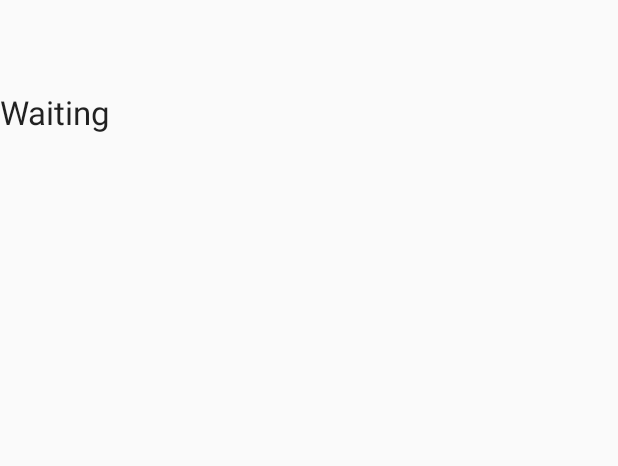
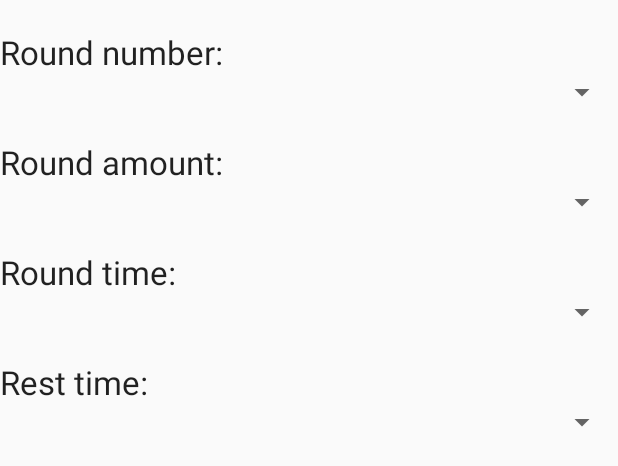
Before and after one commit to tbotalla/Multisports-Timer, an Android app: the layout ajustes.xml on its own in the app's theme, with its tools: preview values and no code run, on a phone screen of 412 x 824 dp. Shown: the top 466 px of the screen. Run offline under Robolectric (Android 15) with nearby library versions, the phone set to English and light mode, and no system bars.

Commit message:
implementacion inicial de pantalla de ajustes usando spinners

```diff
--- a/app/src/main/res/layout/ajustes.xml
+++ b/app/src/main/res/layout/ajustes.xml
@@ -4,13 +4,55 @@
     android:orientation="vertical" android:layout_width="match_parent"
     android:layout_height="match_parent">
     <TextView
-        android:id="@+id/LblInfoDisplayBox"
+        android:id="@+id/LblInfoRoundNumber"
         android:layout_width="wrap_content"
         android:layout_height="wrap_content"
         android:layout_centerHorizontal="true"
-        android:layout_marginTop="60dp"
-        android:text="@string/waiting"
-        android:layout_below="@+id/LblTimeDisplayBox"
+        android:layout_marginTop="20dp"
+        android:text="@string/roundNumber"
         android:textAppearance="?android:attr/textAppearanceLarge"/>
 
+    <Spinner android:id="@+id/CmbRoundNumber"
+        android:layout_width="match_parent"
+        android:layout_height="wrap_content" />
+
+    <TextView
+        android:id="@+id/LblInfoRoundAmount"
+        android:layout_width="wrap_content"
+        android:layout_height="wrap_content"
+        android:layout_centerHorizontal="true"
+        android:layout_marginTop="20dp"
+        android:text="@string/roundAmount"
+        android:textAppearance="?android:attr/textAppearanceLarge"/>
+
+    <Spinner android:id="@+id/CmbRoundAmount"
+        android:layout_width="match_parent"
+        android:layout_height="wrap_content" />
+
+    <TextView
+        android:id="@+id/LblInfoRoundTime"
+        android:layout_width="wrap_content"
+        android:layout_height="wrap_content"
+        android:layout_centerHorizontal="true"
+        android:layout_marginTop="20dp"
+        android:text="@string/roundTime"
+        android:textAppearance="?android:attr/textAppearanceLarge"/>
+
+    <Spinner android:id="@+id/CmbRoundTime"
+        android:layout_width="match_parent"
+        android:layout_height="wrap_content" />
+
+    <TextView
+        android:id="@+id/LblInfoRestTime"
+        android:layout_width="wrap_content"
+        android:layout_height="wrap_content"
+        android:layout_centerHorizontal="true"
+        android:layout_marginTop="20dp"
+        android:text="@string/restTime"
+        android:textAppearance="?android:attr/textAppearanceLarge"/>
+
+    <Spinner android:id="@+id/CmbRestTime"
+        android:layout_width="match_parent"
+        android:layout_height="wrap_content" />
+
 </LinearLayout>
--- a/app/src/main/res/values/strings.xml
+++ b/app/src/main/res/values/strings.xml
@@ -10,6 +10,10 @@
     <string name="work">WORK!</string>
     <string name="rest">REST!</string>
     <string name="config">Set Up</string>
+    <string name="roundNumber">Round number:</string>
+    <string name="roundAmount">Round amount:</string>
+    <string name="roundTime">Round time:</string>
+    <string name="restTime">Rest time:</string>
 
 
 
```
Also changed, not shown: app/src/main/java/com/example/tbotalla/multisportstimer/Ajustes.java (+21 -0 lines), app/src/main/res/values/numbers_array.xml (added, +21 -0 lines), app/src/main/res/values/times_array.xml (added, +16 -0 lines).
